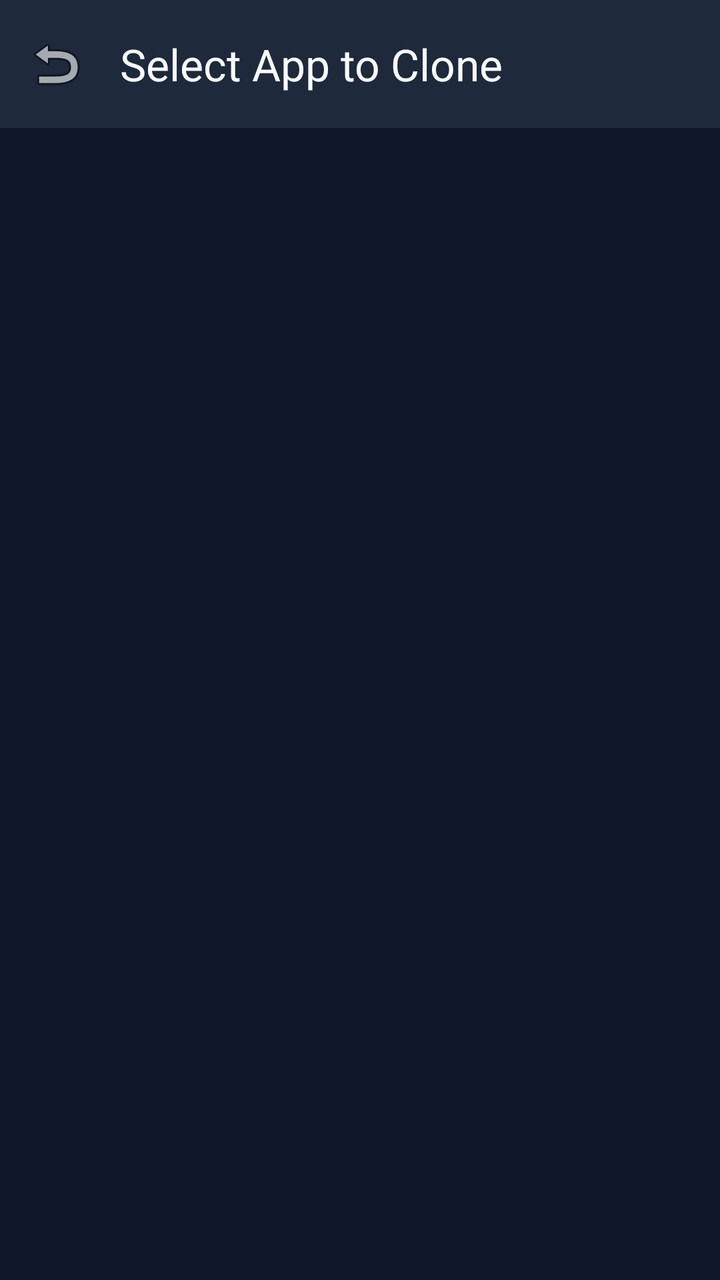
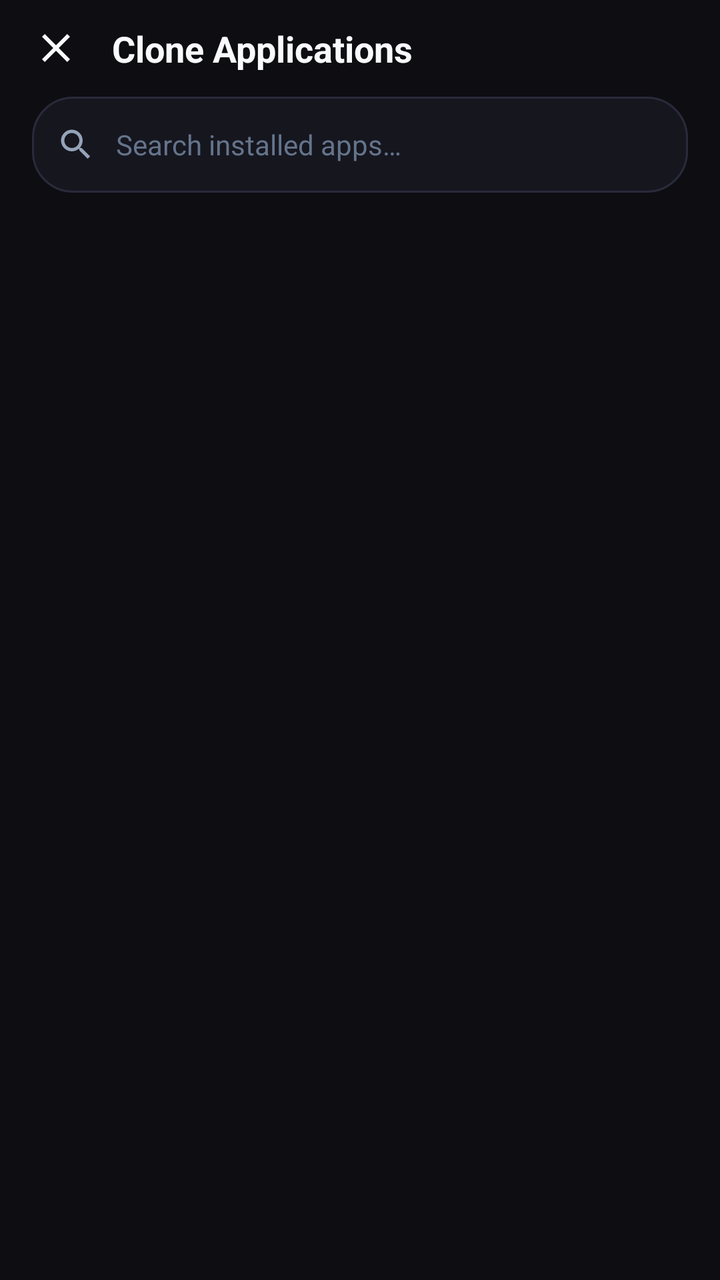

Screens rendered from an Android XML layout before and after an edit, with the pre-edit source and the edit as a unified diff.
<!-- AndroidManifest.xml: application theme Theme.CloneApp -->
<!-- res/layout/activity_app_list.xml -->
<?xml version="1.0" encoding="utf-8"?>
<LinearLayout
    xmlns:android="http://schemas.android.com/apk/res/android"
    xmlns:app="http://schemas.android.com/apk/res-auto"
    android:layout_width="match_parent"
    android:layout_height="match_parent"
    android:orientation="vertical"
    android:background="@color/background">

    <com.google.android.material.appbar.MaterialToolbar
        android:id="@+id/toolbar"
        android:layout_width="match_parent"
        android:layout_height="?attr/actionBarSize"
        android:background="@color/surface"
        app:title="@string/title_select_app"
        app:titleTextColor="@color/text_primary"
        app:navigationIcon="@android:drawable/ic_menu_revert" />

    <ProgressBar
        android:id="@+id/progressBar"
        android:layout_width="wrap_content"
        android:layout_height="wrap_content"
        android:layout_gravity="center"
        android:layout_marginTop="32dp"
        android:visibility="visible" />

    <androidx.recyclerview.widget.RecyclerView
        android:id="@+id/recyclerView"
        android:layout_width="match_parent"
        android:layout_height="match_parent"
        android:padding="8dp"
        android:clipToPadding="false"
        android:visibility="gone" />

</LinearLayout>
<!-- resources referenced by this layout -->
<resources>
  <color name="background">#0F172A</color>
  <color name="surface">#1E293B</color>
  <string name="title_select_app">Select App to Clone</string>
  <style name="Theme.CloneApp" parent="Theme.Material3.DayNight.NoActionBar">
          <item name="colorPrimary">@color/primary</item>
          <item name="colorSecondary">@color/secondary</item>
          <item name="android:windowBackground">@color/background</item>
          <item name="android:textColorPrimary">@color/text_primary</item>
          <item name="android:textColorSecondary">@color/text_secondary</item>
      </style>
  <color name="primary">#1E88E5</color>
  <color name="secondary">#00B0FF</color>
  <!-- unchanged entries left out for length: 2 -->
</resources>

<!-- the commit's change to res/layout/activity_app_list.xml (unified diff, before → after) -->
@@ -1,35 +1,147 @@
 <?xml version="1.0" encoding="utf-8"?>
-<LinearLayout
-    xmlns:android="http://schemas.android.com/apk/res/android"
+<RelativeLayout xmlns:android="http://schemas.android.com/apk/res/android"
     xmlns:app="http://schemas.android.com/apk/res-auto"
     android:layout_width="match_parent"
     android:layout_height="match_parent"
-    android:orientation="vertical"
     android:background="@color/background">
 
-    <com.google.android.material.appbar.MaterialToolbar
-        android:id="@+id/toolbar"
+    
+    <LinearLayout
+        android:id="@+id/top_bar_container"
         android:layout_width="match_parent"
-        android:layout_height="?attr/actionBarSize"
-        android:background="@color/surface"
-        app:title="@string/title_select_app"
-        app:titleTextColor="@color/text_primary"
-        app:navigationIcon="@android:drawable/ic_menu_revert" />
+        android:layout_height="wrap_content"
+        android:layout_alignParentTop="true"
+        android:orientation="vertical"
+        android:paddingHorizontal="16dp"
+        android:paddingTop="12dp"
+        android:paddingBottom="8dp">
+
+        <LinearLayout
+            android:layout_width="match_parent"
+            android:layout_height="wrap_content"
+            android:gravity="center_vertical"
+            android:orientation="horizontal">
+
+            <ImageView
+                android:id="@+id/btn_back"
+                android:layout_width="24dp"
+                android:layout_height="24dp"
+                android:src="@drawable/ic_close"
+                app:tint="@color/text_primary" />
+
+            <TextView
+                android:layout_width="wrap_content"
+                android:layout_height="wrap_content"
+                android:layout_marginStart="16dp"
+                android:text="@string/title_select_app"
+                android:textColor="@color/text_primary"
+                android:textSize="18sp"
+                android:textStyle="bold" />
+        </LinearLayout>
+
+        
+        <LinearLayout
+            android:layout_width="match_parent"
+            android:layout_height="48dp"
+            android:layout_marginTop="12dp"
+            android:background="@drawable/bg_card_glass"
+            android:gravity="center_vertical"
+            android:orientation="horizontal"
+            android:paddingHorizontal="12dp">
+
+            <ImageView
+                android:layout_width="20dp"
+                android:layout_height="20dp"
+                android:src="@drawable/ic_search" />
+
+            <EditText
+                android:id="@+id/edit_search"
+                android:layout_width="match_parent"
+                android:layout_height="match_parent"
+                android:layout_marginStart="10dp"
+                android:background="@null"
+                android:hint="@string/search_hint"
+                android:imeOptions="actionSearch"
+                android:inputType="text"
+                android:maxLines="1"
+                android:textColor="@color/text_primary"
+                android:textColorHint="@color/text_muted"
+                android:textSize="14sp" />
+        </LinearLayout>
+    </LinearLayout>
 
     <ProgressBar
         android:id="@+id/progressBar"
         android:layout_width="wrap_content"
         android:layout_height="wrap_content"
-        android:layout_gravity="center"
-        android:layout_marginTop="32dp"
+        android:layout_centerInParent="true"
+        android:indeterminateTint="@color/primary"
         android:visibility="visible" />
 
+    
     <androidx.recyclerview.widget.RecyclerView
         android:id="@+id/recyclerView"
         android:layout_width="match_parent"
         android:layout_height="match_parent"
-        android:padding="8dp"
+        android:layout_above="@id/bottom_action_bar"
+        android:layout_below="@id/top_bar_container"
         android:clipToPadding="false"
+        android:paddingHorizontal="16dp"
+        android:paddingTop="8dp"
+        android:paddingBottom="16dp"
         android:visibility="gone" />
 
-</LinearLayout>
+    
+    <LinearLayout
+        android:id="@+id/empty_search_state"
+        android:layout_width="wrap_content"
+        android:layout_height="wrap_content"
+        android:layout_centerInParent="true"
+        android:gravity="center"
+        android:orientation="vertical"
+        android:padding="32dp"
+        android:visibility="gone">
+
+        <ImageView
+            android:layout_width="120dp"
+            android:layout_height="120dp"
+            android:src="@drawable/ic_empty_search" />
+
+        <TextView
+            android:layout_width="wrap_content"
+            android:layout_height="wrap_content"
+            android:layout_marginTop="16dp"
+            android:text="@string/empty_search_title"
+            android:textColor="@color/text_primary"
+            android:textSize="16sp"
+            android:textStyle="bold" />
+
+        <TextView
+            android:layout_width="wrap_content"
+            android:layout_height="wrap_content"
+            android:layout_marginTop="4dp"
+            android:gravity="center"
+            android:maxWidth="240dp"
+            android:text="@string/empty_search_subtitle"
+            android:textColor="@color/text_secondary"
+            android:textSize="13sp" />
+    </LinearLayout>
+
+    
+    <FrameLayout
+        android:id="@+id/bottom_action_bar"
+        android:layout_width="match_parent"
+        android:layout_height="wrap_content"
+        android:layout_alignParentBottom="true"
+        android:background="@drawable/bg_bottom_sheet"
+        android:paddingHorizontal="20dp"
+        android:paddingVertical="16dp"
+        android:visibility="gone">
+
+        <com.example.dualworld.ui.components.GradientButton
+            android:id="@+id/btn_clone_selected"
+            android:layout_width="match_parent"
+            android:layout_height="wrap_content" />
+    </FrameLayout>
+
+</RelativeLayout>
<!-- resource entries referenced after the edit -->
@@ -1,17 +1,149 @@
 <!-- resources referenced by this layout -->
 <resources>
-  <color name="background">#0F172A</color>
-  <color name="surface">#1E293B</color>
-  <string name="title_select_app">Select App to Clone</string>
+  <color name="background">#0D0D12</color>
+  <color name="surface">#16161F</color>
+  <color name="card_stroke">#2A2A3C</color>
+  <color name="ripple_accent">#407C3AED</color>
+  <color name="surface_card">#16161F</color>
+  <color name="primary_variant">#4F46E5</color>
+  <string name="title_select_app">Clone Applications</string>
   <style name="Theme.CloneApp" parent="Theme.Material3.DayNight.NoActionBar">
           <item name="colorPrimary">@color/primary</item>
+          <item name="colorPrimaryVariant">@color/primary_variant</item>
           <item name="colorSecondary">@color/secondary</item>
           <item name="android:windowBackground">@color/background</item>
+          <item name="colorSurface">@color/surface</item>
+          <item name="colorOnSurface">@color/text_primary</item>
+          <item name="colorSurfaceVariant">@color/surface_secondary</item>
+          <item name="colorOnSurfaceVariant">@color/text_secondary</item>
+          <item name="colorOutline">@color/card_stroke</item>
           <item name="android:textColorPrimary">@color/text_primary</item>
           <item name="android:textColorSecondary">@color/text_secondary</item>
+          <item name="android:statusBarColor">@color/background</item>
+          <item name="android:windowLightStatusBar">false</item>
+          <item name="android:navigationBarColor">@color/background</item>
+          <item name="bottomSheetDialogTheme">@style/CustomBottomSheetDialogTheme</item>
       </style>
-  <color name="primary">#1E88E5</color>
-  <color name="secondary">#00B0FF</color>
+  <color name="primary">#7C3AED</color>
+  <color name="text_muted">#64748B</color>
+  <!-- drawable bg_bottom_sheet (drawable) -->
+  <?xml version="1.0" encoding="utf-8"?>
+  <shape xmlns:android="http://schemas.android.com/apk/res/android"
+      android:shape="rectangle">
+      <corners
+          android:topLeftRadius="28dp"
+          android:topRightRadius="28dp"
+          android:bottomLeftRadius="0dp"
+          android:bottomRightRadius="0dp" />
+      <solid android:color="@color/surface" />
+      <stroke
+          android:width="1dp"
+          android:color="@color/card_stroke" />
+  </shape>
+  <!-- drawable bg_card_glass (drawable) -->
+  <?xml version="1.0" encoding="utf-8"?>
+  <ripple xmlns:android="http://schemas.android.com/apk/res/android"
+      android:color="@color/ripple_accent">
+      <item>
+          <shape android:shape="rectangle">
+              <corners android:radius="20dp" />
+              <solid android:color="@color/surface_card" />
+              <stroke
+                  android:width="1dp"
+                  android:color="@color/card_stroke" />
+          </shape>
+      </item>
+  </ripple>
+  <!-- drawable ic_close (drawable) -->
+  <vector xmlns:android="http://schemas.android.com/apk/res/android"
+      android:width="24dp"
+      android:height="24dp"
+      android:viewportWidth="24"
+      android:viewportHeight="24">
+      <path
+          android:fillColor="@color/text_secondary"
+          android:pathData="M19,6.41L17.59,5 12,10.59 6.41,5 5,6.41 10.59,12 5,17.59 6.41,19 12,13.41 17.59,19 19,17.59 13.41,12z"/>
+  </vector>
+  <!-- drawable ic_empty_search (drawable) -->
+  <vector xmlns:android="http://schemas.android.com/apk/res/android"
+      android:width="160dp"
+      android:height="160dp"
+      android:viewportWidth="160"
+      android:viewportHeight="160">
+  
+      
+      <path
+          android:fillColor="#154F46E5"
+          android:pathData="M80,80m-56,0a56,56 0 1,0 112,0a56,56 0 1,0 -112,0"/>
+  
+      
+      <path
+          android:strokeColor="#2A2A3E"
+          android:strokeWidth="1.5"
+          android:pathData="M40,80 L120,80 M80,40 L80,120"/>
+      <path
+          android:strokeColor="#3F3F56"
+          android:strokeWidth="1"
+          android:pathData="M80,80m-36,0a36,36 0 1,0 72,0a36,36 0 1,0 -72,0"/>
+  
+      
+      <path
+          android:fillColor="#242436"
+          android:strokeColor="#7C3AED"
+          android:strokeWidth="3.5"
+          android:pathData="M70,68m-26,0a26,26 0 1,0 52,0a26,26 0 1,0 -52,0"/>
+  
+      
+      <path
+          android:fillColor="#40818CF8"
+          android:pathData="M56,52 A18,18 0 0,1 84,68 L78,68 A12,12 0 0,0 56,58 Z"/>
+  
+      
+      <path
+          android:strokeColor="#4F46E5"
+          android:strokeWidth="5"
+          android:strokeLineCap="round"
+          android:pathData="M88,86 L118,116"/>
+      <path
+          android:strokeColor="#818CF8"
+          android:strokeWidth="2.5"
+          android:strokeLineCap="round"
+          android:pathData="M98,96 L118,116"/>
+  
+      
+      <path
+          android:strokeColor="#10B981"
+          android:strokeWidth="2"
+          android:pathData="M50,68 L90,68"/>
+      <path
+          android:fillColor="#10B981"
+          android:pathData="M90,68m-2,0a2,2 0 1,0 4,0a2,2 0 1,0 -4,0"/>
+  </vector>
+  <!-- drawable ic_search (drawable) -->
+  <vector xmlns:android="http://schemas.android.com/apk/res/android"
+      android:width="24dp"
+      android:height="24dp"
+      android:viewportWidth="24"
+      android:viewportHeight="24">
+      <path
+          android:fillColor="@color/text_secondary"
+          android:pathData="M15.5,14h-0.79l-0.28,-0.27C15.41,12.59 16,11.11 16,9.5 16,5.91 13.09,3 9.5,3S3,5.91 3,9.5 5.91,16 9.5,16c1.61,0 3.09,-0.59 4.23,-1.57l0.27,0.28v0.79l5,4.99L20.49,19l-4.99,-5zm-6,0C7.01,14 5,11.99 5,9.5S7.01,5 9.5,5 14,7.01 14,9.5 11.99,14 9.5,14z"/>
+  </vector>
+  <string name="empty_search_subtitle">No installed applications matched your search criteria.</string>
+  <string name="empty_search_title">No Apps Found</string>
+  <string name="search_hint">Search installed apps…</string>
+  <color name="secondary">#818CF8</color>
+  <color name="surface_secondary">#20202C</color>
+  <style name="CustomBottomSheetDialogTheme" parent="ThemeOverlay.Material3.BottomSheetDialog">
+          <item name="bottomSheetStyle">@style/CustomBottomSheetStyle</item>
+          <item name="android:windowIsFloating">false</item>
+          <item name="android:statusBarColor">@android:color/transparent</item>
+          <item name="android:navigationBarColor">@color/surface</item>
+      </style>
+  <style name="CustomBottomSheetStyle" parent="Widget.Material3.BottomSheet">
+          <item name="android:background">@drawable/bg_bottom_sheet</item>
+          <item name="behavior_peekHeight">420dp</item>
+      </style>
   <!-- unchanged entries left out for length: 2 -->
 </resources>
 
